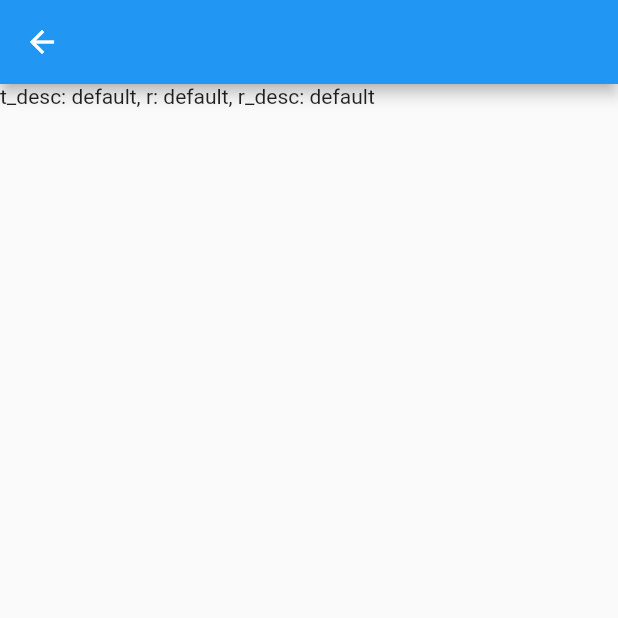
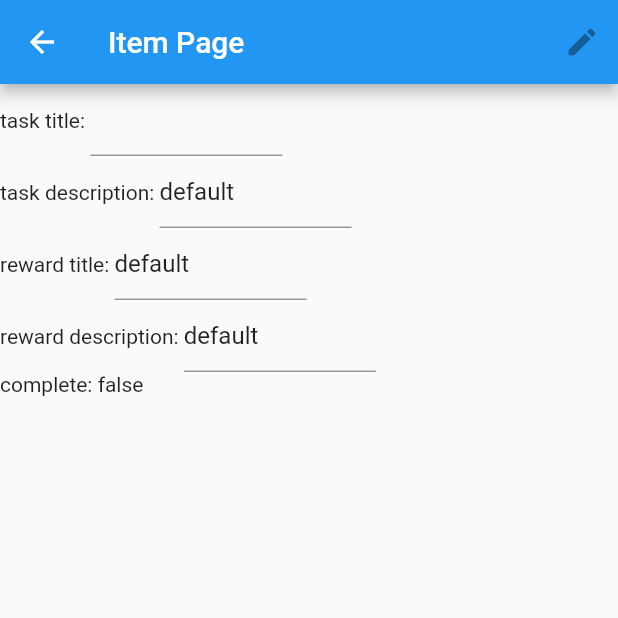
Before and after one commit to ayz122004/carrot, a Flutter app: the ItemPage screen opened directly with empty values, on a phone screen of 412 x 824 dp, the top half of it. Run offline on Flutter 3.47's test engine with Material 2 defaults, Android fonts, the phone set to English and light mode, and no system bars.

Commit message:
added textfields to item page

```diff
--- a/lib/Pages/item_page.dart
+++ b/lib/Pages/item_page.dart
@@ -3,20 +3,89 @@ import 'package:hackathon/task_item.dart';
 
 class ItemPage extends StatefulWidget {
   final TaskItem item;
-  const ItemPage({ Key? key, required this.item }) : super(key: key);
+  const ItemPage({Key? key, required this.item}) : super(key: key);
 
   @override
   _ItemPageState createState() => _ItemPageState();
 }
 
 class _ItemPageState extends State<ItemPage> {
+  late TextEditingController _taskTitleController;
+  late TextEditingController _taskDescController;
+  late TextEditingController _rewardTitleController;
+  late TextEditingController _rewardDescController;
+  //TODO: edit item functionality
+
   @override
   Widget build(BuildContext context) {
+    _taskTitleController = TextEditingController(text: widget.item.taskTitle);
+    _taskDescController = TextEditingController(text: widget.item.taskDescription);
+    _rewardTitleController = TextEditingController(text: widget.item.rewardTitle);
+    _rewardDescController = TextEditingController(text: widget.item.rewardDescription);
+
     return Scaffold(
       appBar: AppBar(
-        title: Text(widget.item.taskTitle),
+        title: const Text("Item Page"),
+        actions: const [
+          IconButton(
+            onPressed: null, //edit item
+            icon: Icon(Icons.edit),
+          )
+        ],
       ),
-      body: Text("t_desc: ${widget.item.taskDescription}, r: ${widget.item.rewardTitle}, r_desc: ${widget.item.rewardDescription}"),
+      body: Column(
+        children: [
+          Row(
+            children: [
+              const Text("task title: "),
+              SizedBox(
+                width: 128,
+                child: TextField(
+                  controller: _taskTitleController,
+                ),
+              )
+            ],
+          ),
+          Row(
+            children: [
+              const Text("task description: "),
+              SizedBox(
+                width: 128,
+                child: TextField(
+                  controller: _taskDescController,
+                ),
+              )
+            ],
+          ),
+          Row(
+            children: [
+              const Text("reward title: "),
+              SizedBox(
+                width: 128,
+                child: TextField(
+                  controller: _rewardTitleController,
+                ),
+              )
+            ],
+          ),
+          Row(
+            children: [
+              const Text("reward description: "),
+              SizedBox(
+                width: 128,
+                child: TextField(
+                  controller: _rewardDescController,
+                ),
+              )
+            ],
+          ),
+          Row(
+            children: [
+              Text("complete: ${widget.item.isCompleted}"),
+            ],
+          ),
+        ],
+      ),
     );
   }
 }
--- a/lib/Pages/task_page.dart
+++ b/lib/Pages/task_page.dart
@@ -77,8 +77,6 @@ class _TaskPageState extends State<TaskPage> {
   }
 
   void _openTask(TaskItem item) {
-    //open a page to the specific item
-    print("openTask: ${item.taskTitle}");
     Navigator.push(
       context,
       MaterialPageRoute(builder: (context) => ItemPage(item: item)),
```
